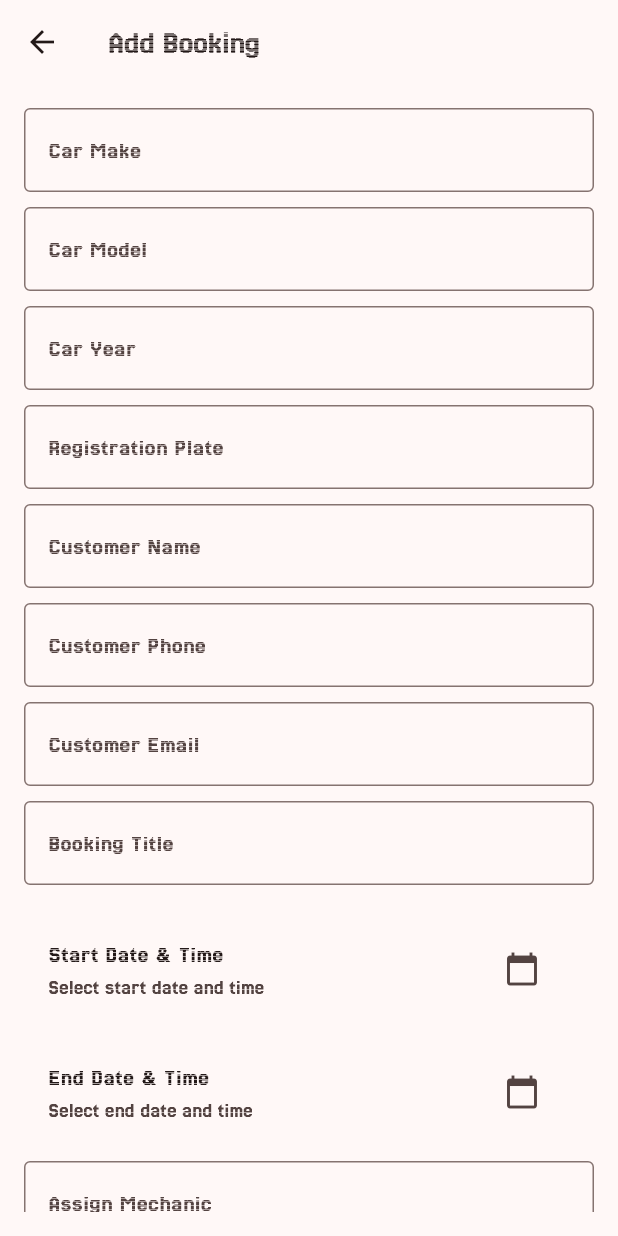
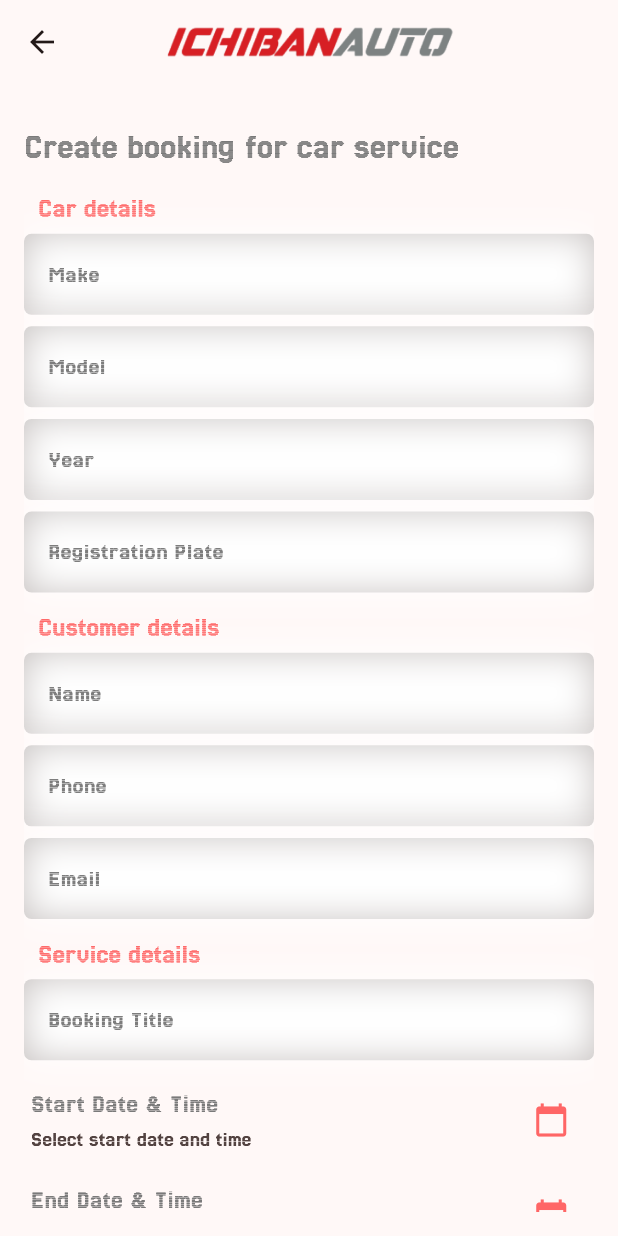
Before and after one commit to Angs-human-B/ichiban_auto, a Flutter app: the AddBookingScreen screen opened by its route, on a phone screen of 412 x 824 dp. Run offline on Flutter 3.47's test engine with Material 3 defaults, Android fonts, the phone set to English and light mode, and no system bars; our stand-ins replace calendar_view, cloud_firestore, firebase_auth, firebase_core, flutter_screenutil, flutter_svg and 2 more; accounts and stored records are empty.

Commit message:
Ui-changes done to booking module.

```diff
--- a/lib/Screens/addBookingScreen.dart
+++ b/lib/Screens/addBookingScreen.dart
@@ -1,9 +1,12 @@
 import 'package:flutter/material.dart';
+import 'package:flutter_screenutil/flutter_screenutil.dart';
+import 'package:ichiban_auto/Widgets/bookingTextField.dart';
 import 'package:intl/intl.dart';
 import 'package:provider/provider.dart';
 
 import '../Models/bookingModel.dart';
 import '../Providers/booking_provider.dart';
+import '../common.dart';
 
 class AddBookingScreen extends StatefulWidget {
   const AddBookingScreen({super.key});
@@ -74,25 +77,10 @@ class _AddBookingScreenState extends State<AddBookingScreen> {
     }
   }
 
-  Widget _buildTextField({
-    required TextEditingController controller,
-    required String labelText,
-    TextInputType inputType = TextInputType.text,
-  }) {
-    return TextField(
-      controller: controller,
-      keyboardType: inputType,
-      decoration: InputDecoration(
-        labelText: labelText,
-        border: OutlineInputBorder(),
-      ),
-    );
-  }
-
   Future<void> _saveBooking() async {
-    if (_startDateTime == null || _endDateTime == null) {
+    if (_startDateTime == null || _endDateTime == null||_bookingTitleController.text.isEmpty) {
       ScaffoldMessenger.of(context).showSnackBar(
-        const SnackBar(content: Text('Please select start and end dates')),
+        const SnackBar(content: Text('Please set Booking Title/start and end dates')),
       );
       return;
     }
@@ -121,73 +109,103 @@ class _AddBookingScreenState extends State<AddBookingScreen> {
   Widget build(BuildContext context) {
     return Scaffold(
       appBar: AppBar(
-        title: const Text('Add Booking'),
+        centerTitle: true,
+        title: Image.asset(
+          'assets/logo/ichibanAutoLogo.png',
+          width: 350.w,
+        ),
       ),
       body: Padding(
         padding: const EdgeInsets.all(16.0),
         child: ListView(
           children: [
-            _buildTextField(
-                controller: _carMakeController, labelText: 'Car Make'),
-            const SizedBox(height: 10),
-            _buildTextField(
-                controller: _carModelController, labelText: 'Car Model'),
-            const SizedBox(height: 10),
-            _buildTextField(
-                controller: _carYearController,
-                labelText: 'Car Year',
-                inputType: TextInputType.number),
-            const SizedBox(height: 10),
-            _buildTextField(
+            SizedBox(height: 15.h),
+            Text(
+              'Create booking for car service',
+              style: TextStyle(color: textGrey1, fontSize: 42.sp),
+            ),
+            SizedBox(height: 16.h),
+            Text(
+              '  Car details',
+              style: TextStyle(color: textRed, fontSize: 32.sp),
+            ),
+            SizedBox(height: 6.h),
+            BookingTextField(controller: _carMakeController, label: 'Make'),
+            SizedBox(height: 12.h),
+            BookingTextField(controller: _carModelController, label: 'Model'),
+            SizedBox(height: 12.h),
+            BookingTextField(controller: _carYearController, label: 'Year'),
+            SizedBox(height: 12.h),
+            BookingTextField(
                 controller: _registrationPlateController,
-                labelText: 'Registration Plate'),
-            const SizedBox(height: 10),
-            _buildTextField(
-                controller: _customerNameController,
-                labelText: 'Customer Name'),
-            const SizedBox(height: 10),
-            _buildTextField(
-                controller: _customerPhoneController,
-                labelText: 'Customer Phone',
-                inputType: TextInputType.phone),
-            const SizedBox(height: 10),
-            _buildTextField(
-                controller: _customerEmailController,
-                labelText: 'Customer Email',
-                inputType: TextInputType.emailAddress),
-            const SizedBox(height: 10),
-            _buildTextField(
-                controller: _bookingTitleController,
-                labelText: 'Booking Title'),
-            const SizedBox(height: 20),
+                label: 'Registration Plate'),
+            SizedBox(height: 16.h),
+            Text(
+              '  Customer details',
+              style: TextStyle(color: textRed, fontSize: 32.sp),
+            ),
+            SizedBox(height: 6.h),
+            BookingTextField(
+                controller: _customerNameController, label: 'Name'),
+            SizedBox(height: 12.h),
+            BookingTextField(
+                controller: _customerPhoneController, label: 'Phone'),
+            SizedBox(height: 12.h),
+            BookingTextField(
+                controller: _customerEmailController, label: 'Email'),
+            SizedBox(height: 16.h),
+            Text(
+              '  Service details',
+              style: TextStyle(color: textRed, fontSize: 32.sp),
+            ),
+            SizedBox(height: 6.h),
+            BookingTextField(
+                controller: _bookingTitleController, label: 'Booking Title'),
+            SizedBox(height: 12.h),
             ListTile(
-              title: const Text('Start Date & Time'),
+              dense: true,
+              contentPadding: EdgeInsets.symmetric(horizontal: 8.w),
+              title:  Text('Start Date & Time',style: TextStyle(color: textGrey1, fontSize: 30.sp)),
               subtitle: Text(_startDateTime != null
                   ? DateFormat.yMd().add_jm().format(_startDateTime!)
-                  : 'Select start date and time'),
+                  : 'Select start date and time',style: TextStyle(fontSize: 25.sp)),
               trailing: IconButton(
-                icon: const Icon(Icons.calendar_today),
+                icon: Icon(Icons.calendar_today, color: textRed),
                 onPressed: () => _selectDateTime(context, isStart: true),
               ),
             ),
-            const SizedBox(height: 10),
             ListTile(
-              title: const Text('End Date & Time'),
+              dense: true,
+              contentPadding: EdgeInsets.symmetric(horizontal: 8.w),
+              title: Text('End Date & Time',style: TextStyle(color: textGrey1, fontSize: 30.sp)),
               subtitle: Text(_endDateTime != null
                   ? DateFormat.yMd().add_jm().format(_endDateTime!)
-                  : 'Select end date and time'),
+                  : 'Select end date and time'
+                  ,style: TextStyle(fontSize: 25.sp)),
               trailing: IconButton(
-                icon: const Icon(Icons.calendar_today),
+                icon: Icon(Icons.calendar_today, color: textRed),
                 onPressed: () => _selectDateTime(context, isStart: false),
               ),
             ),
-            const SizedBox(height: 10),
-            _buildTextField(
-                controller: _mechanicController, labelText: 'Assign Mechanic'),
-            const SizedBox(height: 20),
+            SizedBox(height: 16.h),
+            Text(
+              '  Assign Mechanic',
+              style: TextStyle(color: textRed, fontSize: 32.sp),
+            ),
+            SizedBox(height: 6.h),
+            BookingTextField(
+                controller: _mechanicController, label: 'Search Available Mechanic'),
+            SizedBox(height: 30.h),
             ElevatedButton(
+              style: ElevatedButton.styleFrom(
+                padding: EdgeInsets.symmetric(vertical: 18.h),
+                backgroundColor: buttonRed,
+                shape: RoundedRectangleBorder(
+                  borderRadius: BorderRadius.circular(20.sp),
+                ),
+              ),
               onPressed: _saveBooking,
-              child: const Text('Save Booking'),
+              child: Text('Save Booking',style: TextStyle(color: textFieldFill, fontSize: 34.sp),),
             ),
           ],
         ),
--- /dev/null
+++ b/lib/Widgets/bookingTextField.dart
@@ -0,0 +1,51 @@
+import 'package:flutter/material.dart';
+
+import '../common.dart';
+
+class BookingTextField extends StatelessWidget {
+  final TextEditingController controller;
+  final String label;
+  final TextInputType keyboardType;
+  final bool obscureText;
+
+  const BookingTextField({
+    super.key,
+    required this.controller,
+    required this.label,
+    this.keyboardType = TextInputType.text,
+    this.obscureText = false,
+  });
+
+  @override
+  Widget build(BuildContext context) {
+    return Container(
+      decoration: BoxDecoration(
+        // color: textFieldFill.withOpacity(.8),
+        borderRadius: BorderRadius.circular(5),
+        boxShadow: [
+          BoxShadow(
+            color: textGreyDark.withOpacity(.3),
+            blurRadius: 0,
+            spreadRadius: 0
+          ),
+          const BoxShadow(
+            color: Colors.white,
+            spreadRadius: 0.0,
+            blurRadius: 20.0,
+          ),
+        ],
+      ),
+      child: TextField(
+        controller: controller,
+        keyboardType: keyboardType,
+        obscureText: obscureText,
+        decoration: InputDecoration(
+          labelText: label,
+          labelStyle: TextStyle(color: textGrey2),
+          border: InputBorder.none,
+          contentPadding: const EdgeInsets.symmetric(horizontal: 16, vertical: 7),
+        ),
+      ),
+    );
+  }
+}
--- a/lib/common.dart
+++ b/lib/common.dart
@@ -3,5 +3,6 @@ import 'dart:ui';
 Color buttonRed= const Color(0xFF92090B);
 Color textFieldFill= const Color(0xFFF4F3F3);
 Color textGrey1= const Color(0xFF7A7A7A);
+Color textGrey2= const Color(0xFF7D7D7D);
 Color textGreyDark= const Color(0xFF494949);
 Color textRed= const Color(0xFFFF6666);
```
Also changed, not shown: lib/Screens/bookingCelenderScreen.dart (+8 -10 lines), lib/Widgets/bookingDetailsDialog.dart (+75 -12 lines).
